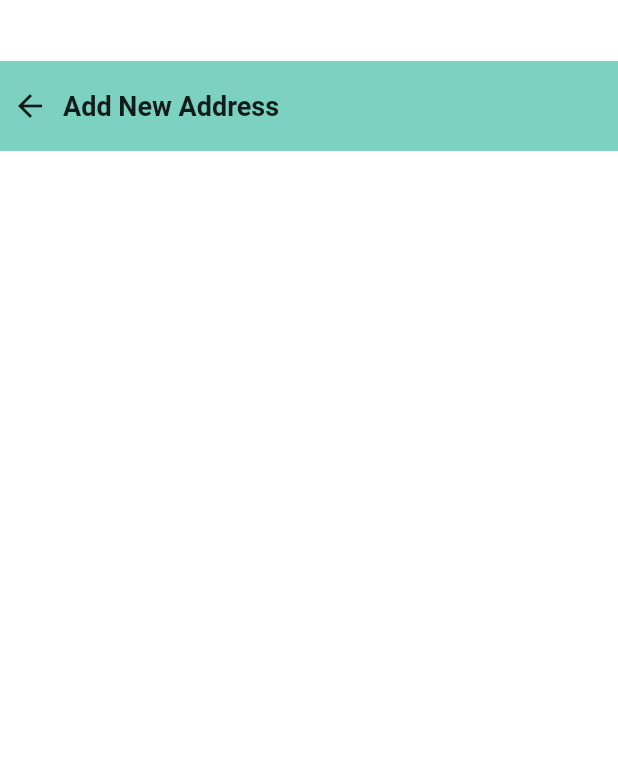
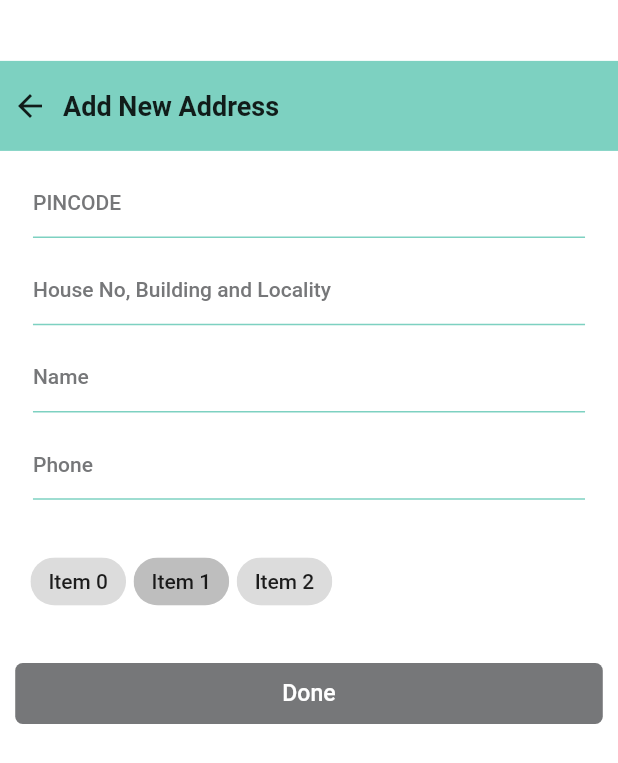
Before and after one commit to amey1738/Medicine_shopping, a Flutter app: the AddNewAddressScreen screen opened directly, on a phone screen of 412 x 824 dp. Shown: the top 763 px of the screen. Run offline on Flutter 3.47's test engine with Material 2 defaults, Android fonts, the phone set to English and light mode, and no system bars; our stand-ins replace carousel_slider, connectivity_plus, dots_indicator, fluentui_system_icons, flutter_easyloading, flutter_image_slideshow and 10 more; missing offline and left inert: otp_timer_button; accounts and stored records are empty; network calls fail; Roboto replaces fonts that are missing (Gilroy, baloo).

Commit message:
add address screen order item widget compelte

```diff
--- a/lib/bottom_navigation/bottom_navigation_screens/bottom_nav_my_orders_screen.dart
+++ b/lib/bottom_navigation/bottom_navigation_screens/bottom_nav_my_orders_screen.dart
@@ -1,7 +1,9 @@
 import 'package:flutter/material.dart';
 import 'package:flutter_screenutil/flutter_screenutil.dart';
 import 'package:test_shopping/list_item_widgets/item_order.dart';
+import 'package:test_shopping/list_item_widgets/item_widgets/order_item_image_widget.dart';
 import 'package:test_shopping/utils/color_constant.dart';
+import 'package:test_shopping/utils/dummy_data.dart';
 import 'package:test_shopping/widgets/custom_app_bar.dart';
 
 class BottomNavMyOrdersScreen extends StatefulWidget {
@@ -21,8 +23,10 @@ class _BottomNavMyOrdersScreenState extends State<BottomNavMyOrdersScreen> {
         body: Column(
           children: [
             CustomAppBar(title: 'Orders'),
-            SizedBox(height: 20.h,),
+            SizedBox(height: 10.h,),
             OrderItem(),
+
+
           ],
         ),
       ),
--- /dev/null
+++ b/lib/controller/add_address_controller.dart
@@ -0,0 +1,11 @@
+import 'package:flutter/material.dart';
+import 'package:get/get.dart';
+
+class AddAddressController extends GetxController {
+  final pincode = TextEditingController().obs;
+  final addreesLine = TextEditingController().obs;
+  final name = TextEditingController().obs;
+  final phone = TextEditingController().obs;
+  final addressTag = TextEditingController().obs;
+
+}
--- a/lib/list_item_widgets/item_address.dart
+++ b/lib/list_item_widgets/item_address.dart
@@ -4,7 +4,11 @@ import 'package:test_shopping/utils/color_constant.dart';
 import 'package:test_shopping/widgets/my_text.dart';
 
 class AddressItem extends StatelessWidget {
-  const AddressItem({Key? key}) : super(key: key);
+  final String name;
+  final bool? isSelected;
+  final VoidCallback click;
+  final Color boxColor;
+  const AddressItem({Key? key, required this.name, this.isSelected, required this.click, required this.boxColor}) : super(key: key);
 
   @override
   Widget build(BuildContext context) {
@@ -15,7 +19,7 @@ class AddressItem extends StatelessWidget {
 
         },
         child: Container(
-          color: greyBgColor,
+          color: boxColor,
           child: Padding(
             padding: EdgeInsets.all(10.h),
             child: Column(
@@ -37,7 +41,7 @@ class AddressItem extends StatelessWidget {
                       mainAxisAlignment: MainAxisAlignment.start,
                       crossAxisAlignment: CrossAxisAlignment.start,
                       children: [
-                        MyText(text: "Address Name", fontName: "baloo", fontSize: 14.sp, fontWeight:FontWeight.bold,),
+                        MyText(text: name, fontName: "baloo", fontSize: 14.sp, fontWeight:FontWeight.bold,),
                         SizedBox(height: 4.h,),
                         MyText(text: "Address Line 1", fontName: "baloo", fontSize: 12.sp,),
                         SizedBox(height: 4.h,),
--- a/lib/screens/add_new_address_screen.dart
+++ b/lib/screens/add_new_address_screen.dart
@@ -1,7 +1,11 @@
 import 'package:flutter/material.dart';
 import 'package:flutter_screenutil/flutter_screenutil.dart';
+import 'package:get/get.dart';
+import 'package:test_shopping/controller/add_address_controller.dart';
 import 'package:test_shopping/utils/color_constant.dart';
 import 'package:test_shopping/widgets/custom_app_bar.dart';
+import 'package:test_shopping/widgets/my_buttons.dart';
+import 'package:test_shopping/widgets/my_textfield.dart';
 
 class AddNewAddressScreen extends StatefulWidget {
   const AddNewAddressScreen({Key? key}) : super(key: key);
@@ -11,15 +15,81 @@ class AddNewAddressScreen extends StatefulWidget {
 }
 
 class _AddNewAddressScreenState extends State<AddNewAddressScreen> {
+  final addAddressController = Get.put(AddAddressController());
+
+  int? _value = 1;
+
   @override
   Widget build(BuildContext context) {
     return Scaffold(
       backgroundColor: whiteColor,
       body: Padding(
-        padding:  EdgeInsets.only(top: 40.h),
+        padding: EdgeInsets.only(top: 40.h),
         child: Column(
+          mainAxisAlignment: MainAxisAlignment.start,
+          crossAxisAlignment: CrossAxisAlignment.start,
           children: [
-            CustomAppBar(title: "Add New Address")
+            CustomAppBar(title: "Add New Address"),
+            SizedBox(
+              height: 10.h,
+            ),
+            MyTextField(
+                controller: addAddressController.pincode.value,
+                hintText: "PINCODE",
+                hintColor: grey),
+            SizedBox(
+              height: 10.h,
+            ),
+            MyTextField(
+                controller: addAddressController.addreesLine.value,
+                hintText: "House No, Building and Locality",
+                hintColor: grey),
+            SizedBox(
+              height: 10.h,
+            ),
+            MyTextField(
+                controller: addAddressController.name.value,
+                hintText: "Name",
+                hintColor: grey),
+            SizedBox(
+              height: 10.h,
+            ),
+            MyTextField(
+                controller: addAddressController.phone.value,
+                hintText: "Phone",
+                hintColor: grey),
+
+            SizedBox(
+              height: 10.h,
+            ),
+            Padding(
+              padding:  EdgeInsets.all(20.h),
+              child: Wrap(
+                spacing: 5.0,
+                children: List<Widget>.generate(
+                  3,
+                      (int index) {
+                    return ChoiceChip(
+                      label: Text('Item $index'),
+                      selected: _value == index,
+                      onSelected: (bool selected) {
+                        setState(() {
+                          _value = selected ? index : null;
+                        });
+                      },
+                    );
+                  },
+                ).toList(),
+              ),
+            ),
+
+            Padding(
+              padding:  EdgeInsets.all(10.h),
+              child: MyButtons("Done", grey, click: (){
+
+              }, fontSize: 14.sp, height: 40.h,),
+            )
+
           ],
         ),
       ),
--- a/lib/screens/prod_details_screen.dart
+++ b/lib/screens/prod_details_screen.dart
@@ -8,6 +8,7 @@ import 'package:test_shopping/utils/color_constant.dart';
 import 'package:test_shopping/widgets/custom_app_bar.dart';
 import 'package:test_shopping/widgets/image_slideshow_widget.dart';
 import 'package:test_shopping/widgets/my_text.dart';
+import 'package:test_shopping/widgets/prod_detail_app_bar.dart';
 
 class ProductDetailsScreen extends StatefulWidget {
   const ProductDetailsScreen({super.key});
@@ -28,7 +29,7 @@ class _ProductDetailsScreenState extends State<ProductDetailsScreen> {
         padding: EdgeInsets.only(top: 40.h),
         child:  Column(
           children: [
-            CustomAppBar(title: "Product Details"),
+            ProdDetailAppBar(title: "Product Details"),
             Expanded(child: SingleChildScrollView(
               child: Column(
                 mainAxisAlignment: MainAxisAlignment.start,
--- a/lib/screens/select_address_screen.dart
+++ b/lib/screens/select_address_screen.dart
@@ -17,6 +17,10 @@ class SelectAddressScreen extends StatefulWidget {
 }
 
 class _SelectAddressScreenState extends State<SelectAddressScreen> {
+
+  List<String> addressnames = ['name', 'name 2', 'name 3'];
+  int selectedItem = 0;
+
   @override
   Widget build(BuildContext context) {
     return Scaffold(
@@ -56,12 +60,21 @@ class _SelectAddressScreenState extends State<SelectAddressScreen> {
 
             Expanded(
               child: ListView.builder(
-                  itemCount: 10,
+                  itemCount: addressnames.length,
                   shrinkWrap: true,
                   padding: EdgeInsets.zero,
                   scrollDirection: Axis.vertical,
                   itemBuilder: (BuildContext context, int index) {
-                    return AddressItem();
+                    return AddressItem(name: addressnames[index], click: () {
+                      setState(() {
+                        selectedItem = index;
+                        debugPrint("selected item ${selectedItem}");
+                      });
+                    },
+                      boxColor:index==selectedItem
+                          ? greenColor
+                          : backgroudColorGrey,
+                    );
 
                   }),
             ),
--- a/lib/widgets/my_textfield.dart
+++ b/lib/widgets/my_textfield.dart
@@ -5,20 +5,25 @@ import 'package:test_shopping/utils/color_constant.dart';
 class MyTextField extends StatelessWidget {
   final TextEditingController controller;
   final ValueChanged? onChanged;
-  final String  hintText;
-  final Color   hintColor;
-  final TextInputType?   textInputType;
+  final String hintText;
+  final Color hintColor;
+  final TextInputType? textInputType;
   final FormFieldValidator? validator;
-  const MyTextField({Key? key, required this.controller, this.onChanged, required this.hintText, required this.hintColor, this.textInputType, this.validator}) : super(key: key);
+
+  const MyTextField(
+      {Key? key,
+      required this.controller,
+      this.onChanged,
+      required this.hintText,
+      required this.hintColor,
+      this.textInputType,
+      this.validator})
+      : super(key: key);
 
   @override
   Widget build(BuildContext context) {
     return Container(
         width: double.infinity,
-        decoration: BoxDecoration(
-            borderRadius:
-            const BorderRadius.all(Radius.circular(5)),
-            border: Border.all(color: lightGreyColor)),
         child: Container(
           margin: EdgeInsets.symmetric(horizontal: 20.w),
           child: TextFormField(
@@ -32,10 +37,17 @@ class MyTextField extends StatelessWidget {
                 fontSize: 14.sp,
                 fontWeight: FontWeight.w600,
                 decoration: TextDecoration.none),
-            decoration:  InputDecoration(
-              hintText: hintText,
-                hintStyle: TextStyle(color: hintColor,fontSize: 14,fontFamily: "Gilroy",fontWeight: FontWeight.w500),
-                border: InputBorder.none, counterText: ""),
+            decoration: InputDecoration(
+                enabledBorder: const UnderlineInputBorder(
+                  borderSide: BorderSide(color: medicalBlue),
+                ),
+                hintText: hintText,
+                hintStyle: TextStyle(
+                    color: hintColor,
+                    fontSize: 14,
+                    fontFamily: "Gilroy",
+                    fontWeight: FontWeight.w500),
+                counterText: ""),
             cursorColor: Colors.black,
             maxLength: 50,
           ),
```
Also changed, not shown: lib/list_item_widgets/item_order.dart (+41 -12 lines), lib/list_item_widgets/item_widgets/order_item_image_widget.dart (added, +22 -0 lines), lib/screens/checkout_screen.dart (+5 -8 lines), lib/widgets/prod_detail_app_bar.dart (added, +67 -0 lines), 1 other file.
